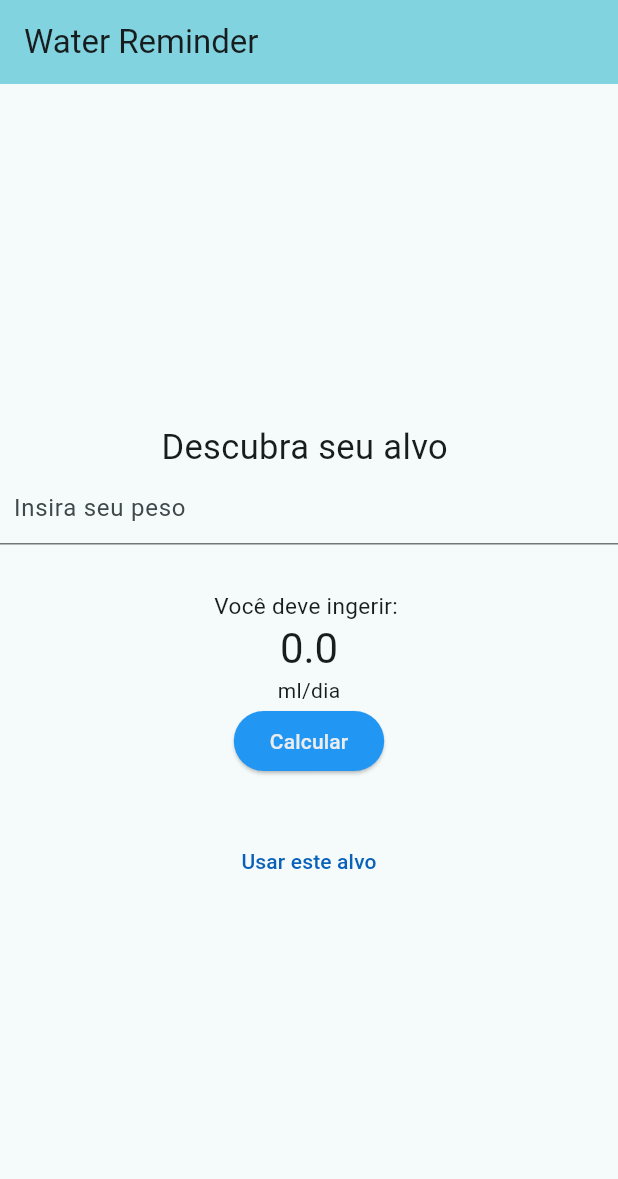
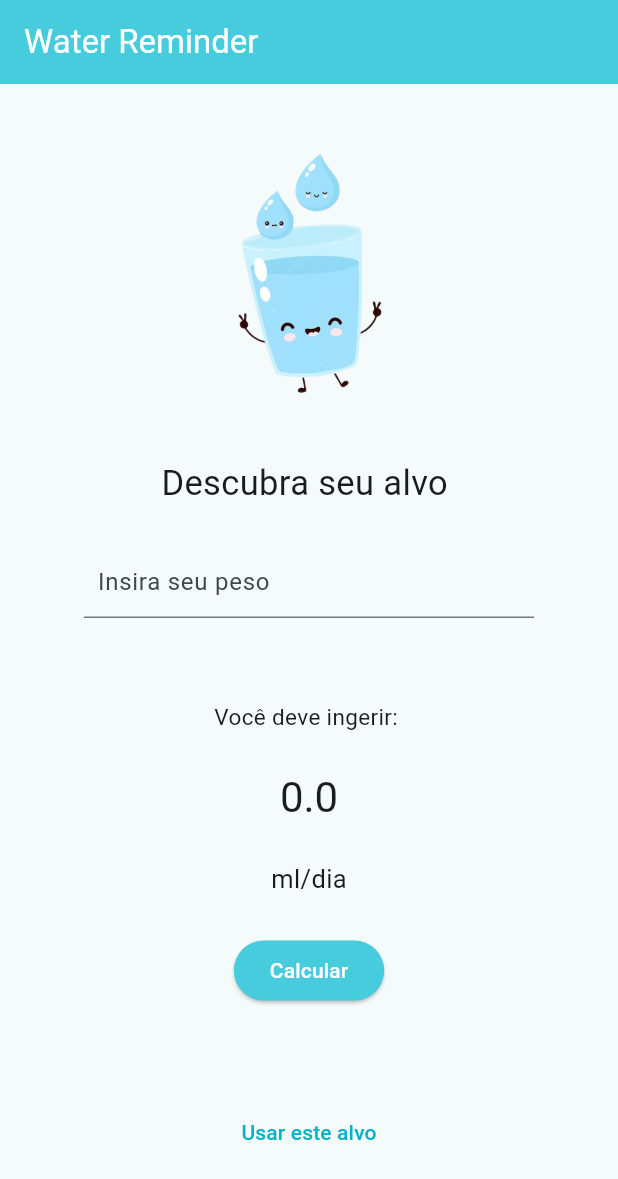
Before and after one commit to Samara-g/Water-Reminder, a Flutter app: the screen it shows after launch, on a phone screen of 412 x 824 dp. Shown: the top 1179 px of the screen. Run offline on Flutter 3.47's test engine with Material 2 defaults, Android fonts, the phone set to English and light mode, and no system bars.

Commit message:
finalizando primeira página

```diff
--- a/lib/main.dart
+++ b/lib/main.dart
@@ -6,32 +6,20 @@ void main() {
 }
 
 class MyApp extends StatelessWidget {
-  const MyApp({super.key});
+  const MyApp({Key? key}):super(key: key);
 
-  // This widget is the root of your application.
+
   @override
   Widget build(BuildContext context) {
     return MaterialApp(
       title: 'Calculadora de água',
       theme: ThemeData(
-        // This is the theme of your application.
-        //
-        // TRY THIS: Try running your application with "flutter run". You'll see
-        // the application has a blue toolbar. Then, without quitting the app,
-        // try changing the seedColor in the colorScheme below to Colors.green
-        // and then invoke "hot reload" (save your changes or press the "hot
-        // reload" button in a Flutter-supported IDE, or press "r" if you used
-        // the command line to start the app).
-        //
-        // Notice that the counter didn't reset back to zero; the application
-        // state is not lost during the reload. To reset the state, use hot
-        // restart instead.
-        //
-        // This works for code too, not just values: Most code changes can be
-        // tested with just a hot reload.
+
         colorScheme:
-            ColorScheme.fromSeed(seedColor: Color.fromARGB(255, 58, 169, 183)),
+            ColorScheme.fromSeed(seedColor: Color.fromRGBO(58, 169, 183, 1)),
         useMaterial3: true,
+
+
       ),
       home: const MyHomePage(title: 'Water Reminder'),
     );
@@ -41,14 +29,6 @@ class MyApp extends StatelessWidget {
 class MyHomePage extends StatefulWidget {
   const MyHomePage({super.key, required this.title});
 
-  // This widget is the home page of your application. It is stateful, meaning
-  // that it has a State object (defined below) that contains fields that affect
-  // how it looks.
-
-  // This class is the configuration for the state. It holds the values (in this
-  // case the title) provided by the parent (in this case the App widget) and
-  // used by the build method of the State. Fields in a Widget subclass are
-  // always marked "final".
 
   final String title;
 
@@ -65,55 +45,62 @@ class _MyHomePageState extends State<MyHomePage> {
 
   void _calcAgua(double peso, double ml) {
     setState(() {
-      // This call to setState tells the Flutter framework that something has
-      // changed in this State, which causes it to rerun the build method below
-      // so that the display can reflect the updated values. If we changed
-      // _counter without calling setState(), then the build method would not be
-      // called again, and so nothing would appear to happen.
+
       _calculo = peso * ml;
     });
   }
 
   @override
   Widget build(BuildContext context) {
-    // This method is rerun every time setState is called, for instance as done
-    // by the _incrementCounter method above.
-    //
-    // The Flutter framework has been optimized to make rerunning build methods
-    // fast, so that you can just rebuild anything that needs updating rather
-    // than having to individually change instances of widgets.
+
+    var size;
     return Scaffold(
       appBar: AppBar(
-        // TRY THIS: Try changing the color here to a specific color (to
-        // Colors.amber, perhaps?) and trigger a hot reload to see the AppBar
-        // change color while the other colors stay the same.
-        backgroundColor: Theme.of(context).colorScheme.inversePrimary,
-        // Here we take the value from the MyHomePage object that was created by
-        // the App.build method, and use it to set our appbar title.
-        title: Text(widget.title),
+
+        backgroundColor: Color.fromRGBO(71, 204, 221, 1),
+
+        title: Text(widget.title,
+        style: TextStyle(
+          color: Color.fromRGBO(255, 255, 255, 1)
+          )
+          ),
       ),
       body: Align(
-        // Center is a layout widget. It takes a single child and positions it
-        // in the middle of the parent.
+
+
         child: Column(
-          mainAxisAlignment: MainAxisAlignment.center,
+
+          mainAxisAlignment: MainAxisAlignment.spaceEvenly,
           children: <Widget>[
+
+             Image(
+                  image: AssetImage('assets/cup.png'),
+               height: 200,
+                ),
             const Text(
               'Descubra seu alvo ',
               style: TextStyle(
                 fontSize: 23,
                 fontWeight: FontWeight.w400,
+
               ),
             ),
-            new TextField(
+
+            Container(
+              width:300,
+              child: new TextField(
                 onChanged: (text) {
                   peso = double.parse(text);
                 },
                 decoration: InputDecoration(
                   hintText: 'Insira seu peso',
                   contentPadding: EdgeInsets.all(9.0),
+
+
                 ),
               ),
+            ),
+
             Container(
               margin: const EdgeInsets.only(top: 30),
               child: const Text(
@@ -128,33 +115,43 @@ class _MyHomePageState extends State<MyHomePage> {
               '$_calculo',
               style: Theme.of(context).textTheme.headlineMedium,
             ),
-            const Text('ml/dia'),
+            Container(
+              child: const Text('ml/dia',
+              style: TextStyle(
+                 fontSize: 17,
+                  fontWeight: FontWeight.w400,
+              ),)
+              ),
+
             ElevatedButton(
               style: ButtonStyle(
-                backgroundColor: MaterialStateProperty.all<Color>(Colors.blue),
+                backgroundColor: MaterialStateProperty.all<Color>(Color.fromRGBO(71, 204, 221, 1)),
                 foregroundColor: MaterialStateProperty.all<Color>(
-                    Color.fromARGB(255, 235, 236, 237)),
+                    Color.fromARGB(255, 255, 255, 255)),
+
               ),
+
               onPressed: () {
                 _calcAgua(peso, ml);
               },
               child: Text('Calcular'),
-            ),
+
+            ), const SizedBox(height: 10),
             Container(
-              margin: const EdgeInsets.only(top: 32),
+              margin: const EdgeInsets.only(bottom: 20),
               width: 200,
               child: TextButton(
                 child: Text('Usar este alvo'),
                 style: ButtonStyle(
                   foregroundColor: MaterialStateProperty.all<Color>(
-                      Color.fromARGB(255, 9, 97, 185)),
+                      Color.fromRGBO(2, 178, 201, 1)),
                 ),
                 onPressed: () {
                   Navigator.pushReplacement<void, void>(
                     context,
                     MaterialPageRoute<void>(
                       builder: (BuildContext context) =>
-                          const AuthPage(title: "home"),
+                          const Seg(title: "seg"),
                     ),
                   );
                 },
--- a/pubspec.yaml
+++ b/pubspec.yaml
@@ -59,8 +59,8 @@ flutter:
   uses-material-design: true
 
   # To add assets to your application, add an assets section, like this:
-  # assets:
-  #   - images/a_dot_burr.jpeg
+  assets:
+  - assets/
   #   - images/a_dot_ham.jpeg
 
   # An image asset can refer to one or more resolution-specific "variants", see
```
Also changed, not shown: lib/index.dart (added, +25 -0 lines), lib/seg.dart (+131 -44 lines), assets/cup.png (added), assets/gota.png (added). Lines whose indentation alone changed are shown as unchanged.
